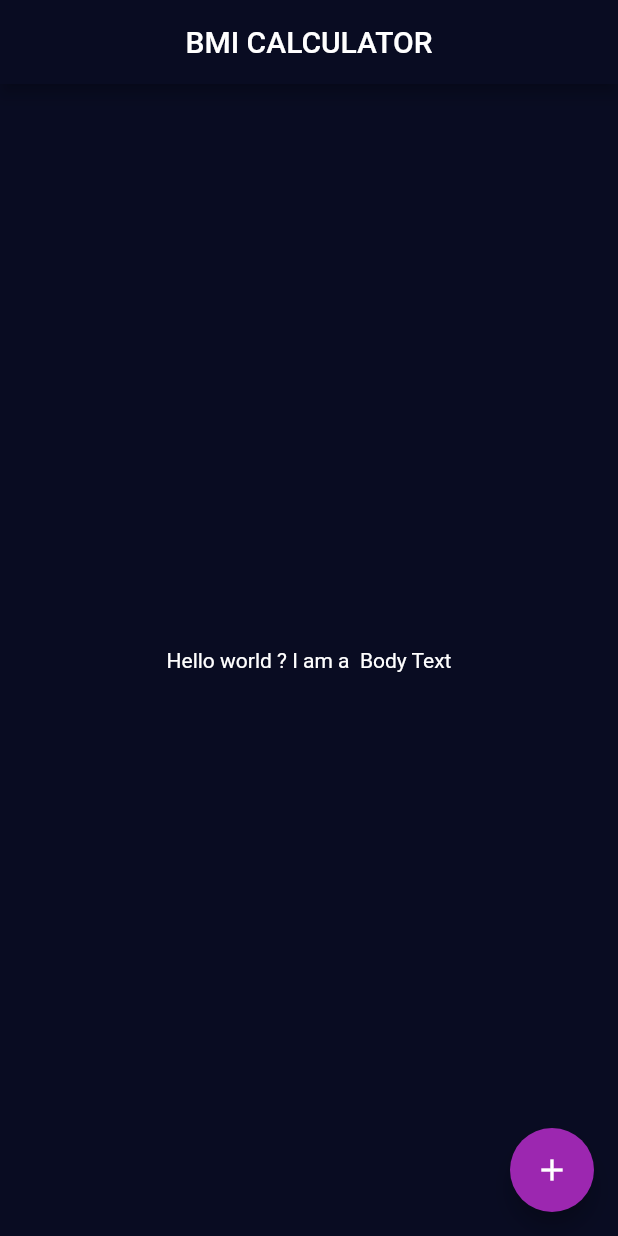
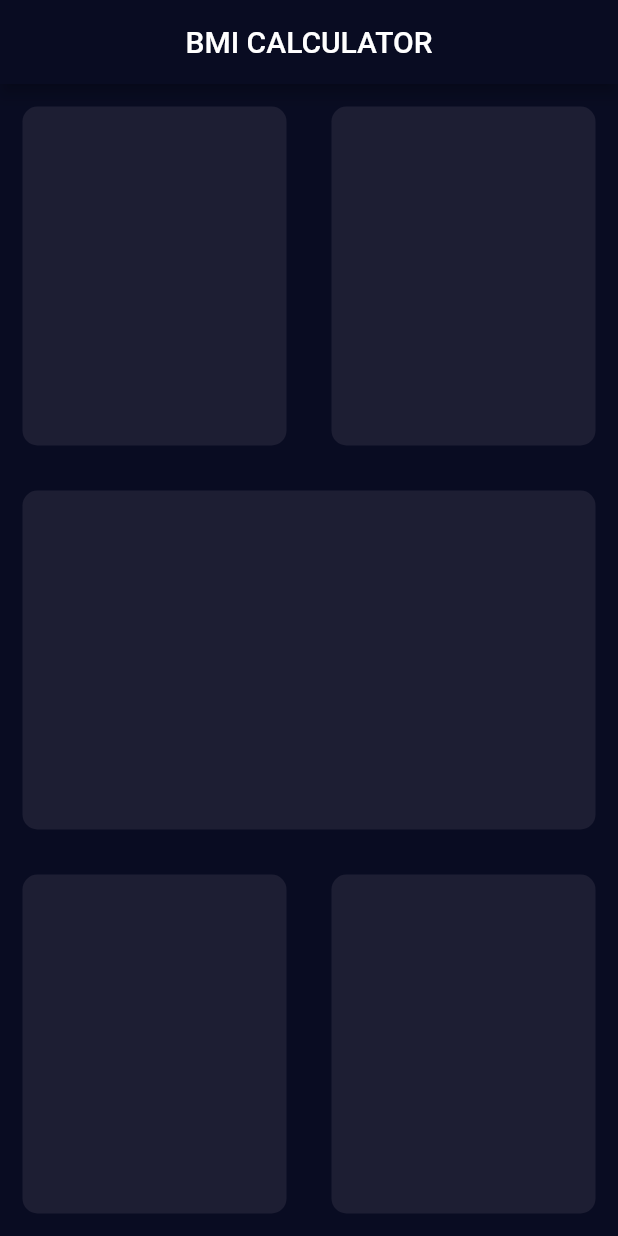
Before and after one commit to NdegwaJulius/BMI-Calculator, a Flutter app: the screen it shows after launch, on a phone screen of 412 x 824 dp. Run offline on Flutter 3.47's test engine with Material 2 defaults, Android fonts, the phone set to English and light mode, and no system bars; our stand-ins replace google_fonts.

```diff
--- /dev/null
+++ b/lib/ReusableCard.dart
@@ -0,0 +1,17 @@
+import 'package:flutter/material.dart';
+class ReusableCard extends StatelessWidget {
+
+  ReusableCard({required this.colour});
+   Color colour;
+
+  @override
+  Widget build(BuildContext context) {
+    return Container(
+      margin: EdgeInsets.all(15.0),
+      decoration: BoxDecoration(
+          borderRadius: BorderRadius.circular(10.0),
+          color: colour,
+      ),
+    );
+  }
+}
--- /dev/null
+++ b/lib/input_page.dart
@@ -0,0 +1,55 @@
+import 'package:flutter/material.dart';
+
+import 'ReusableCard.dart';
+
+class InputPage extends StatefulWidget {
+  @override
+  _InputPageState createState() => _InputPageState();
+}
+
+class _InputPageState extends State<InputPage> {
+  @override
+  Widget build(BuildContext context) {
+    return Scaffold(
+      appBar: AppBar(
+        // backgroundColor: Color(0xFF090C22),
+        title: Text('BMI CALCULATOR'),
+      ),
+      body: Column(
+        children:<Widget> [
+         Expanded(
+           child: Row(
+             children: <Widget>[
+               Expanded(child: ReusableCard(colour: Color(0xFF1D1E33)),),
+              Expanded(child: ReusableCard(colour: Color(0xFF1D1E33)),),
+
+             ],
+           ),
+         ),
+          Expanded(
+            child: Row(
+              children: <Widget>[
+                Expanded(child:ReusableCard(colour: Color(0xFF1D1E33),),),
+
+              ],
+            ),
+          ),
+          Expanded(
+            child: Row(
+              children: <Widget>[
+                Expanded(child: ReusableCard(colour: Color(0xFF1D1E33)),),
+                Expanded(child: ReusableCard(colour: Color(0xFF1D1E33)),),
+
+              ],
+            ),
+          ),
+
+
+
+
+        ],
+      ),
+
+    );
+  }
+}
--- a/lib/main.dart
+++ b/lib/main.dart
@@ -1,5 +1,7 @@
 import 'package:flutter/material.dart';
 import 'package:google_fonts/google_fonts.dart';
+
+import 'input_page.dart';
 
 void main() => runApp(BMICalculator());
 
@@ -21,33 +23,3 @@ class BMICalculator extends StatelessWidget {
     );
   }
 }
-
-class InputPage extends StatefulWidget {
-  @override
-  _InputPageState createState() => _InputPageState();
-}
-
-class _InputPageState extends State<InputPage> {
-  @override
-  Widget build(BuildContext context) {
-    return Scaffold(
-      appBar: AppBar(
-       // backgroundColor: Color(0xFF090C22),
-        title: Text('BMI CALCULATOR'),
-      ),
-      body: const Center(
-
-        child: Text('Hello world ? I am a  Body Text' ),
-      ),
-      floatingActionButton: Theme(
-        data: ThemeData(
-          accentColor: Colors.purple
-        ),
-        child: FloatingActionButton(
-          onPressed: () {  },
-          child: Icon(Icons.add),
-        ),
-      ),
-    );
-  }
-}
```
